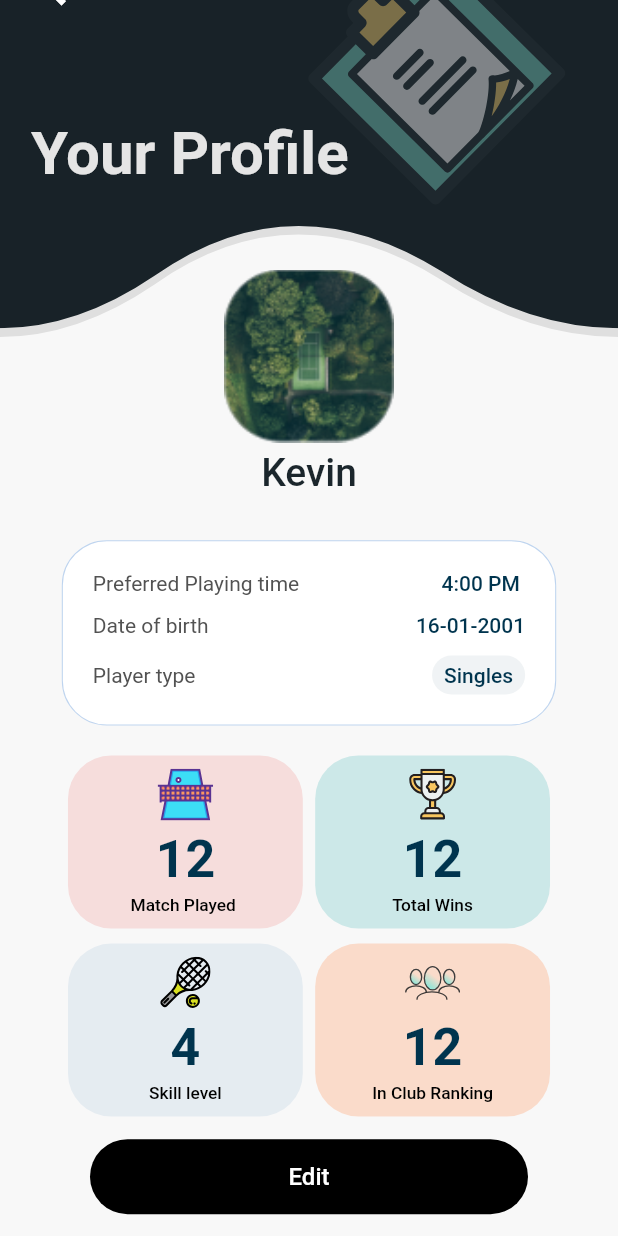
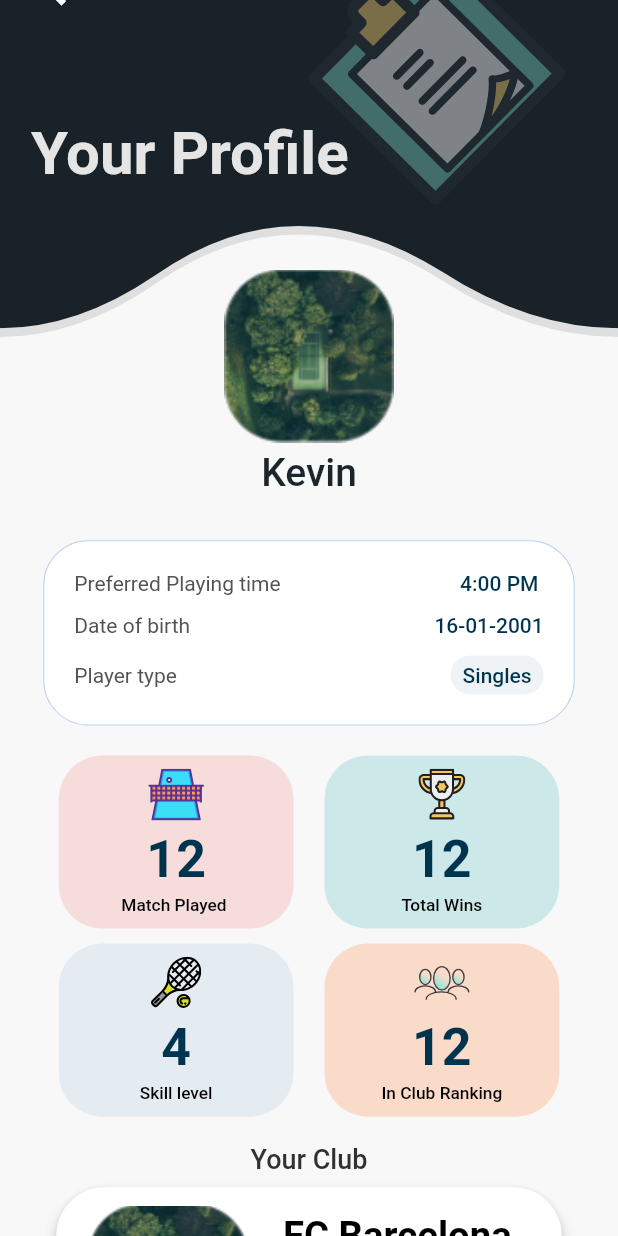
Before and after one commit to El-Sayed-Mustafa/Tennis-App, a Flutter app: the screen it shows after launch, scrolled down 86 dp, on a phone screen of 412 x 824 dp. Run offline on Flutter 3.47's test engine with Material 2 defaults, Android fonts, the phone set to English and light mode, and no system bars; our stand-ins replace bloc, carousel_slider, cloud_firestore, curved_navigation_bar, firebase_auth, firebase_core and 10 more; accounts and stored records are empty; Roboto replaces fonts that are missing (Poppins).

Commit message:
player club

```diff
--- a/lib/Main-Features/Featured/profile/view/widgets/profile_body.dart
+++ b/lib/Main-Features/Featured/profile/view/widgets/profile_body.dart
@@ -3,6 +3,7 @@ import 'package:tennis_app/Main-Features/Featured/profile/view/widgets/personal_
 import 'package:tennis_app/Main-Features/Featured/profile/view/widgets/playing_info.dart';
 
 import '../../../../../generated/l10n.dart';
+import '../../../../club/widgets/club_info.dart';
 
 class ProfileBody extends StatelessWidget {
   const ProfileBody({super.key});
@@ -11,11 +12,38 @@ class ProfileBody extends StatelessWidget {
   Widget build(BuildContext context) {
     final screenHeight = MediaQuery.of(context).size.height;
     final screenWidth = MediaQuery.of(context).size.width;
-    return Padding(
-      padding: EdgeInsets.symmetric(horizontal: screenWidth * .1),
-      child: const Column(
-        children: [PersonalInfo(), SizedBox(height: 20), PlayingInfo()],
-      ),
+    return Column(
+      children: [
+        Padding(
+          padding: EdgeInsets.symmetric(horizontal: screenWidth * .07),
+          child: const Column(
+            children: [
+              PersonalInfo(),
+              SizedBox(height: 20),
+              PlayingInfo(),
+            ],
+          ),
+        ),
+        const SizedBox(height: 10),
+        const Padding(
+          padding: EdgeInsets.all(8.0),
+          child: Text(
+            'Your Club',
+            style: TextStyle(
+              color: Color(0xFF313131),
+              fontSize: 18,
+              fontFamily: 'Poppins',
+              fontWeight: FontWeight.w500,
+            ),
+          ),
+        ),
+        Container(
+            margin: EdgeInsets.only(
+                right: screenWidth * .05,
+                left: screenWidth * .05,
+                bottom: screenWidth * .05),
+            child: const ClubInfo()),
+      ],
     );
   }
 }
```
